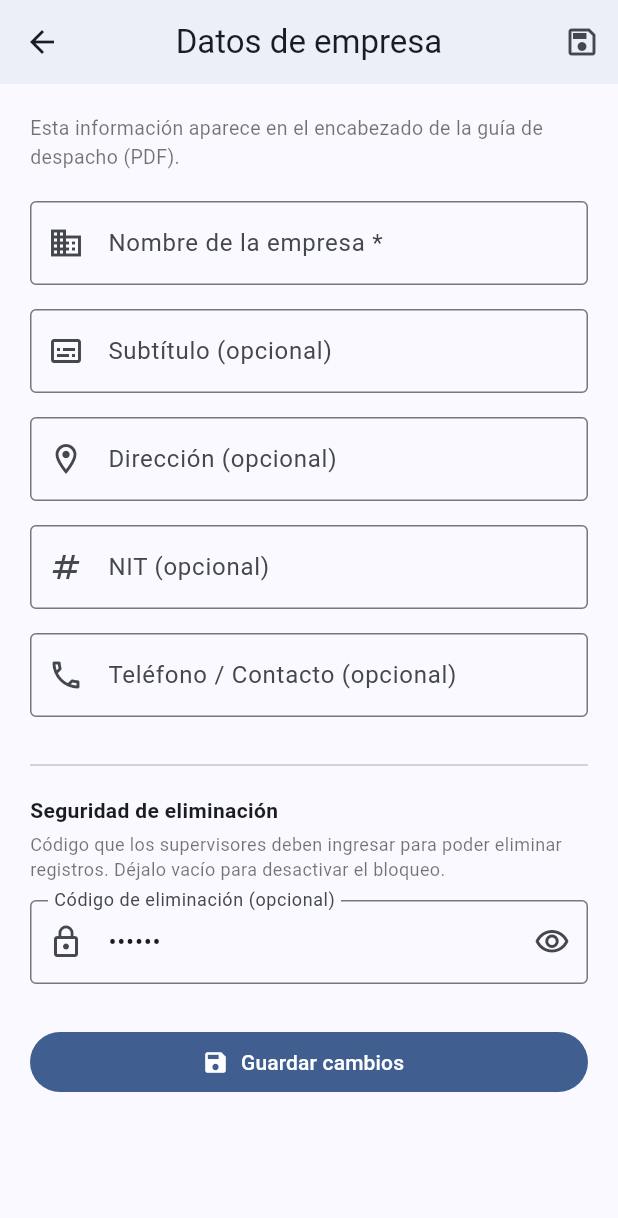
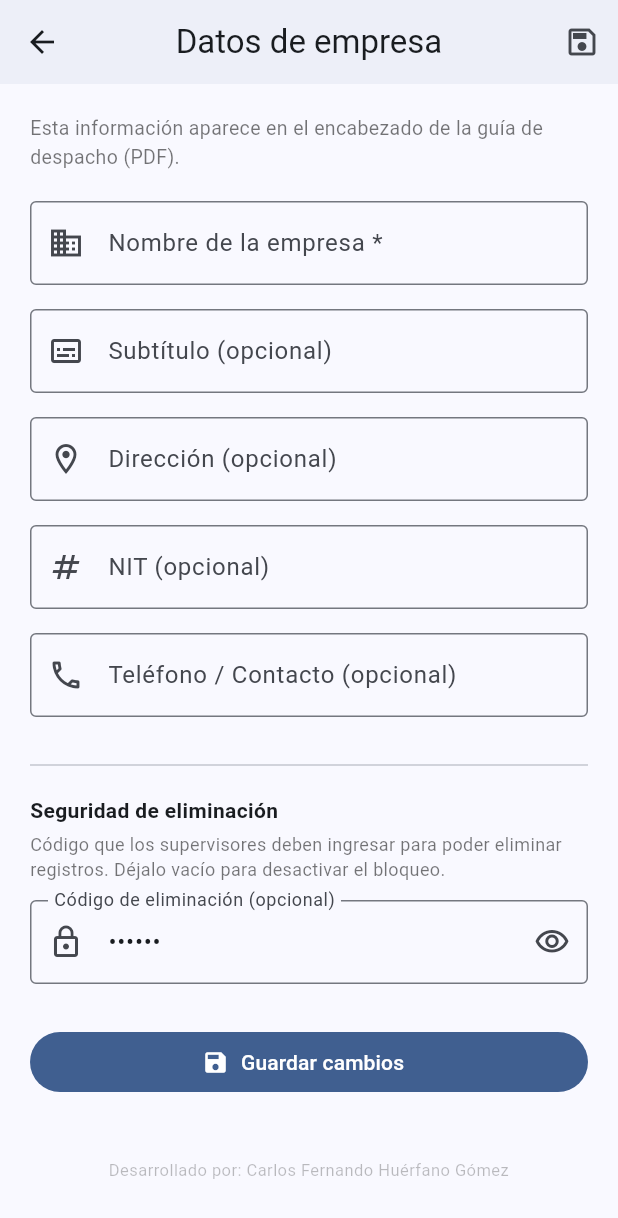
Before and after one commit to datosbeneficio/inventario-cf, a Flutter app: the EmpresaConfigScreen screen opened directly, on a phone screen of 412 x 824 dp. Shown: the top 1218 px of the screen. Run offline on Flutter 3.47's test engine with Material 3 defaults, Android fonts, the phone set to English and light mode, and no system bars; our stand-ins replace cloud_firestore, connectivity_plus, firebase_auth, firebase_core, fl_chart, image_picker and 2 more; accounts and stored records are empty; statements that could not run were skipped.

Commit message:
feat: marca de agua de autoría en pantalla de config de empresa
Co-Authored-By: Claude Sonnet 4.6 <noreply@anthropic.com>

```diff
--- a/lib/modules/cuarto_frio/screens/coordinador/empresa_config_screen.dart
+++ b/lib/modules/cuarto_frio/screens/coordinador/empresa_config_screen.dart
@@ -196,6 +196,17 @@ class _EmpresaConfigScreenState extends State<EmpresaConfigScreen> {
                 icon: const Icon(Icons.save),
                 label: const Text('Guardar cambios'),
               ),
+              const SizedBox(height: 40),
+              const Text(
+                'Desarrollado por: Carlos Fernando Huérfano Gómez',
+                textAlign: TextAlign.center,
+                style: TextStyle(
+                  fontSize: 11,
+                  color: Colors.black26,
+                  letterSpacing: 0.3,
+                ),
+              ),
+              const SizedBox(height: 8),
             ],
           ),
         ),
```
